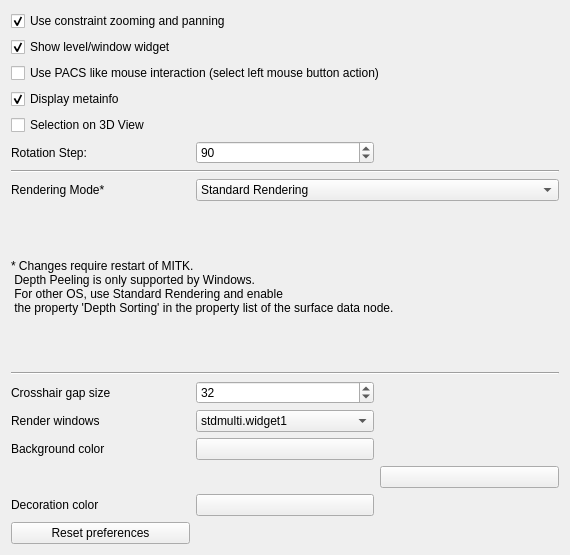
Qt form Plugins/org.mitk.gui.qt.stdmultiwidgeteditor/src/internal/QmitkStdMultiWidgetEditorPreferencePage.ui (MITK/MITK) before a commit.
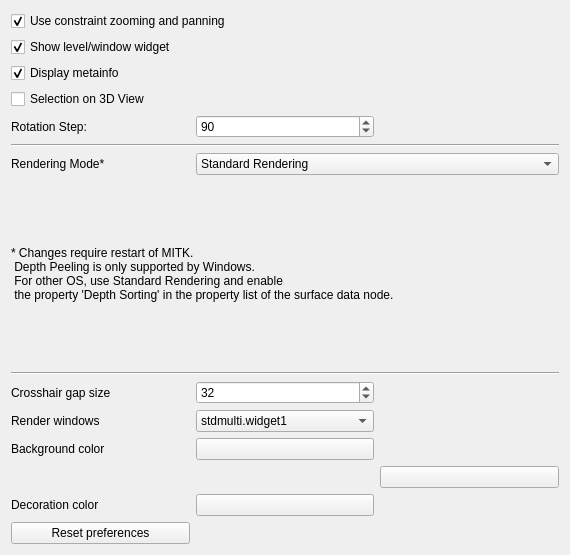
The same form after that commit.

Commit message: Deleted interaction scheme "PACS" AUT-2635

```diff
--- a/Plugins/org.mitk.gui.qt.stdmultiwidgeteditor/src/internal/QmitkStdMultiWidgetEditorPreferencePage.ui
+++ b/Plugins/org.mitk.gui.qt.stdmultiwidgeteditor/src/internal/QmitkStdMultiWidgetEditorPreferencePage.ui
@@ -44,19 +44,6 @@
      </property>
     </widget>
    </item>
-   <item row="2" column="0" colspan="3">
-    <widget class="QCheckBox" name="m_PACSLikeMouseMode">
-     <property name="layoutDirection">
-      <enum>Qt::LeftToRight</enum>
-     </property>
-     <property name="text">
-      <string>Use PACS like mouse interaction (select left mouse button action)</string>
-     </property>
-     <property name="tristate">
-      <bool>false</bool>
-     </property>
-    </widget>
-   </item>
    <item row="3" column="0" colspan="3">
     <widget class="QCheckBox" name="m_DisplayMetaInfo">
      <property name="layoutDirection">
```
The commit also changes 5 other files.
